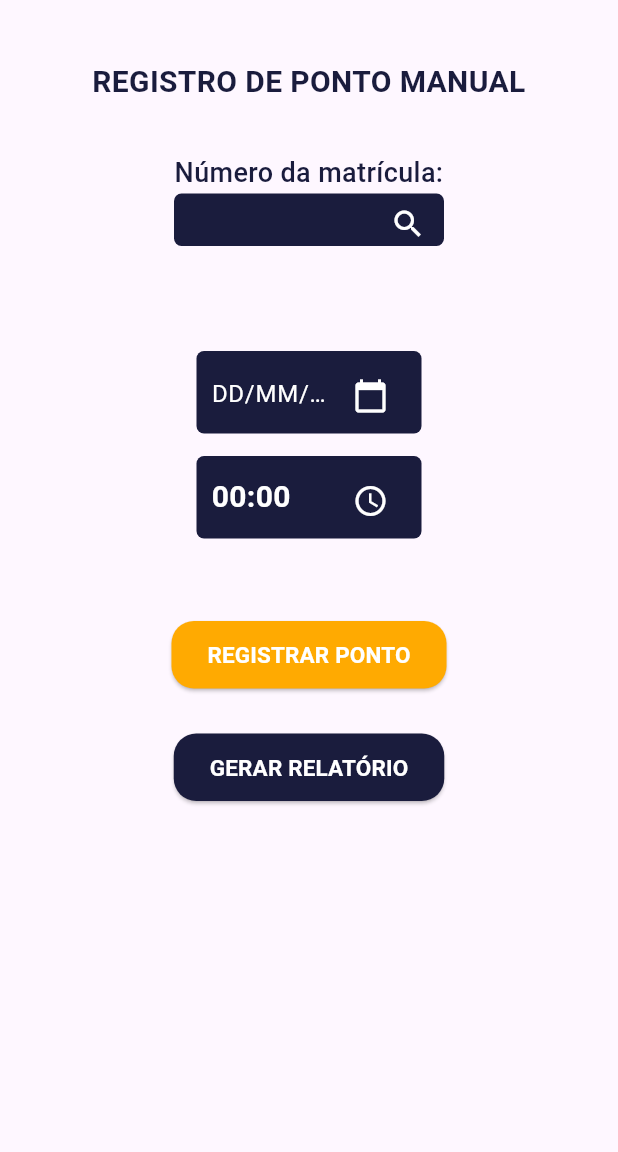
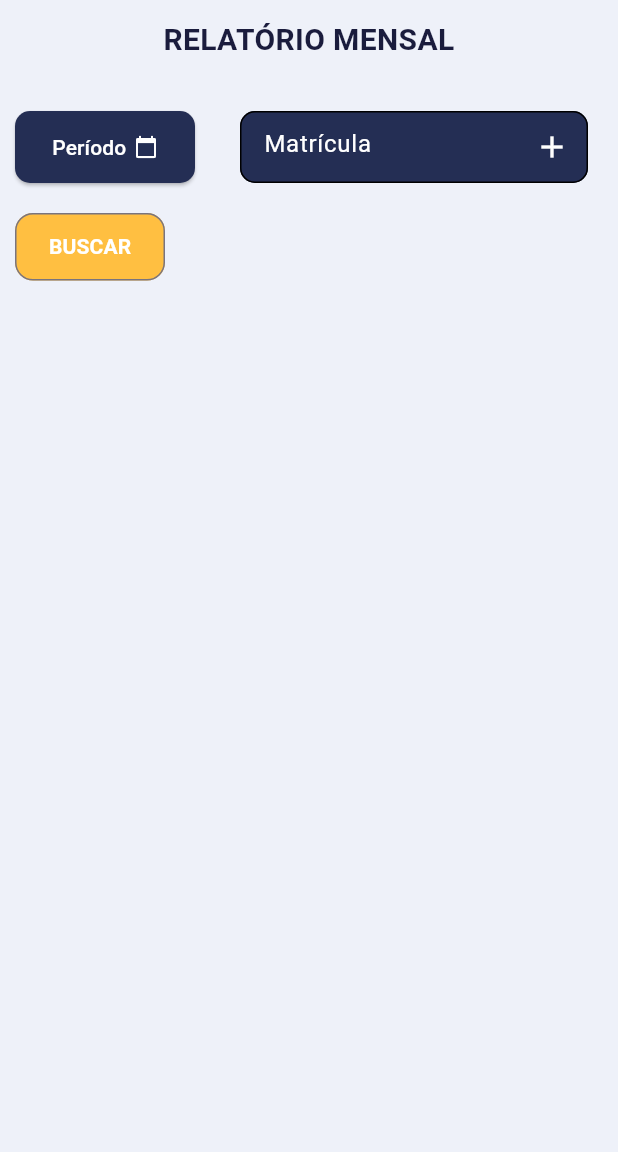
Before and after one commit to BrennoMC/projeto-gestao-de-ponto, a Flutter app: the HomePage screen opened directly, after a tap on "GERAR RELATÓRIO", on a phone screen of 412 x 824 dp, the part 84-1236 px from its top. Run offline on Flutter 3.47's test engine with Material 3 defaults, Android fonts, the phone set to English and light mode, and no system bars; our stand-ins replace firebase_auth, firebase_core, firebase_database; missing offline and left inert: mat_month_picker_dialog; accounts and stored records are empty; Roboto replaces fonts that are missing (Poppins).

Commit message:
feat: building report page

```diff
--- a/gerencia_de_ponto/lib/components/my_button.dart
+++ b/gerencia_de_ponto/lib/components/my_button.dart
@@ -4,13 +4,27 @@ import 'package:gerencia_de_ponto/main.dart';
 
 class MyButton extends StatelessWidget {
   final Function()? onTap;
-  const MyButton({super.key, required this.onTap});
+  final double sizedWidth;
+  final double sizedHeight;
+  final double fontSize;
+  final String text;
+  final Color backgroundColor;
+
+  const MyButton({
+    super.key,
+    required this.onTap,
+    required this.sizedWidth,
+    required this.sizedHeight,
+    required this.fontSize,
+    required this.text,
+    required this.backgroundColor,
+  });
 
   @override
   Widget build(BuildContext context) {
     return SizedBox(
-      width: 200.0,
-      height: 65.0,
+      width: sizedWidth,
+      height: sizedHeight,
 
       child: OutlinedButton(
         onPressed: onTap,
@@ -18,15 +32,15 @@ class MyButton extends StatelessWidget {
           shape: RoundedRectangleBorder(
             borderRadius: BorderRadius.circular(12),
           ),
-          backgroundColor: ColorConstants.buttonColor,
-          padding: EdgeInsets.all(20),
+          backgroundColor: backgroundColor,
+          padding: EdgeInsets.all(10),
         ),
-        child: const Text(
-          'ENTRAR',
+        child: Text(
+          text,
           style: TextStyle(
             color: Colors.white,
             fontWeight: FontWeight.bold,
-            fontSize: 20,
+            fontSize: fontSize,
           ),
         ),
       ),
--- a/gerencia_de_ponto/lib/main.dart
+++ b/gerencia_de_ponto/lib/main.dart
@@ -33,4 +33,6 @@ class ColorConstants {
   static const primaryColor = Color(0xFFFFAA01);
   static const inputLogin = Color(0xFFFFBF41);
   static const buttonColor = Color(0xFF2F48A5);
+  static const backgroundScreen = Color(0xFFEEF1F9);
+  static const inputSecondary = Color(0xFF242E54);
 }
--- a/gerencia_de_ponto/lib/pages/home_page.dart
+++ b/gerencia_de_ponto/lib/pages/home_page.dart
@@ -4,6 +4,7 @@ import 'package:flutter/cupertino.dart';
 import 'package:flutter/material.dart';
 import 'package:flutter/services.dart';
 import 'package:gerencia_de_ponto/components/my_appbar.dart';
+import 'package:gerencia_de_ponto/pages/report_page.dart' as report;
 import 'package:intl/intl.dart';
 import 'package:firebase_auth/firebase_auth.dart';
 import 'package:gerencia_de_ponto/blocs/auth_service.dart';
@@ -282,7 +283,10 @@ class _HomePageState extends State<HomePage> {
                       text: 'GERAR RELATÓRIO',
                       color: Color(0xFF1A1C3D),
                       onPressed: () {
-                        // lógica para gerar relatório
+                        Navigator.push(
+                          context,
+                          MaterialPageRoute(builder: (context) => report.ReportPage()),
+                        );
                       },
                     ),
                   ),
--- a/gerencia_de_ponto/lib/pages/login_page.dart
+++ b/gerencia_de_ponto/lib/pages/login_page.dart
@@ -1,10 +1,8 @@
 import 'package:firebase_auth/firebase_auth.dart';
-import 'package:firebase_core/firebase_core.dart';
 import 'package:flutter/cupertino.dart';
 import 'package:flutter/material.dart';
 import 'package:gerencia_de_ponto/blocs/auth_service.dart';
 import 'package:gerencia_de_ponto/components/my_button.dart' as components;
-import 'package:gerencia_de_ponto/firebase_options.dart';
 import 'package:gerencia_de_ponto/pages/home_page.dart' as home;
 import '../components/my_textfield.dart';
 import '../main.dart';
@@ -73,6 +71,7 @@ class LoginPage extends StatelessWidget {
 
               const SizedBox(height: 10.0),
 
+              /*
               const Padding(
                 padding: EdgeInsets.symmetric(horizontal: 40.0),
                 child: Row(
@@ -85,9 +84,18 @@ class LoginPage extends StatelessWidget {
                   ],
                 ),
               ),
+              */
+
 
               const SizedBox(height: 30.0),
-              components.MyButton(onTap: () => signInUser(context)),
+              components.MyButton(
+                onTap: () => signInUser(context),
+                fontSize: 20,
+                sizedWidth: 200,
+                sizedHeight: 35,
+                text: "Entrar",
+                backgroundColor: ColorConstants.buttonColor,
+              ),
             ],
           ),
         ),
--- /dev/null
+++ b/gerencia_de_ponto/lib/pages/report_page.dart
@@ -0,0 +1,200 @@
+import 'package:flutter/material.dart';
+import 'package:flutter/services.dart';
+import 'package:firebase_core/firebase_core.dart';
+import 'package:firebase_database/firebase_database.dart';
+import 'package:mat_month_picker_dialog/mat_month_picker_dialog.dart';
+import '../components/my_appbar.dart';
+import '../components/my_button.dart' as component;
+import '../main.dart';
+
+class ReportPage extends StatefulWidget {
+  ReportPage({super.key});
+
+  @override
+  _ReportPageState createState() => _ReportPageState();
+}
+
+class _ReportPageState extends State<ReportPage> {
+  final TextEditingController matriculaController = TextEditingController();
+  DateTime? selectedMonth;
+  final List<Map<String, dynamic>> userRecords = [];
+
+  void salvarMatricula(String matricula) {
+    setState(() {
+      matriculaController.text = matricula;
+    });
+  }
+
+  void gerarRelatorio() async {
+    if (selectedMonth != null && matriculaController.text.isNotEmpty) {
+      DateTime startOfMonth = DateTime(selectedMonth!.year, selectedMonth!.month, 1);
+      DateTime endOfMonth = DateTime(selectedMonth!.year, selectedMonth!.month + 1, 0, 23, 59, 59);
+
+      String startOfMonthStr = startOfMonth.toIso8601String();
+      String endOfMonthStr = endOfMonth.toIso8601String();
+
+      String matricula = matriculaController.text;
+
+      DatabaseReference ref = FirebaseDatabase.instance.ref().child('pontos');
+      Query query = ref.orderByChild('timestamp').startAt(startOfMonthStr).endAt(endOfMonthStr);
+
+      DataSnapshot snapshot = await query.get();
+
+      List<Map<String, dynamic>> records = [];
+      if (snapshot.exists) {
+        Map data = snapshot.value as Map;
+        data.forEach((key, value) {
+          if (value['idMatricula'] == matricula) {
+            records.add({
+              'nome': value['nome'],
+              'timestamp': value['timestamp'],
+              'userId': value['userId'],
+            });
+          }
+        });
+      }
+
+      setState(() {
+        userRecords.clear();
+        userRecords.addAll(records);
+      });
+    }
+  }
+
+  @override
+  Widget build(BuildContext context) {
+    return Scaffold(
+      appBar: MyAppbar(),
+      backgroundColor: ColorConstants.backgroundScreen,
+      body: SafeArea(
+        child: SingleChildScrollView(
+          child: Column(
+            children: [
+              Container(
+                width: 300,
+                height: 40,
+                margin: EdgeInsets.symmetric(horizontal: 55, vertical: 12),
+                child: const Text(
+                  'RELATÓRIO MENSAL',
+                  textAlign: TextAlign.center,
+                  style: TextStyle(
+                    color: Color(0xFF1A1C3D),
+                    fontSize: 20,
+                    fontFamily: 'Poppins',
+                    fontWeight: FontWeight.bold,
+                  ),
+                ),
+              ),
+              Row(
+                mainAxisAlignment: MainAxisAlignment.center,
+                children: [
+                  Container(
+                    margin: EdgeInsets.fromLTRB(10, 10, 10, 10),
+                    child: ElevatedButton(
+                      onPressed: () async {
+                        final selected = await showMonthPicker(
+                          context: context,
+                          initialDate: DateTime.now(),
+                          firstDate: DateTime(2000),
+                          lastDate: DateTime(2050),
+                        );
+                        if (selected != null) {
+                          setState(() {
+                            selectedMonth = selected;
+                          });
+                        }
+                      },
+                      style: ElevatedButton.styleFrom(
+                        shape: RoundedRectangleBorder(
+                          borderRadius: BorderRadius.circular(10),
+                        ),
+                        backgroundColor: ColorConstants.inputSecondary,
+                        minimumSize: Size(120, 48),
+                      ),
+                      child: Row(
+                        children: [
+                          const Text(
+                            "Período",
+                            textAlign: TextAlign.center,
+                            style: TextStyle(
+                              color: Color(0xFFFFFFFF),
+                              fontSize: 14,
+                              fontFamily: 'Poppins',
+                            ),
+                          ),
+                          const SizedBox(width: 5),
+                          const Icon(
+                            Icons.calendar_today,
+                            color: Color(0xFFFFFFFF),
+                            size: 16,
+                          ),
+                        ],
+                      ),
+                    ),
+                  ),
+                  Flexible(
+                    child: Container(
+                      decoration: BoxDecoration(
+                        borderRadius: BorderRadius.circular(10.0),
+                      ),
+                      padding: EdgeInsets.symmetric(horizontal: 20.0),
+                      margin: EdgeInsets.fromLTRB(0, 10, 0, 10),
+                      child: SizedBox(
+                        height: 48,
+                        child: TextField(
+                          controller: matriculaController,
+                          inputFormatters: [FilteringTextInputFormatter.digitsOnly],
+                          style: const TextStyle(color: Colors.white),
+                          decoration: InputDecoration(
+                            filled: true,
+                            fillColor: ColorConstants.inputSecondary,
+                            hintText: 'Matrícula',
+                            hintStyle: TextStyle(color: Colors.white),
+                            enabledBorder: OutlineInputBorder(
+                              borderRadius: BorderRadius.all(Radius.circular(10.0)),
+                            ),
+                            focusedBorder: OutlineInputBorder(
+                              borderRadius: BorderRadius.all(Radius.circular(10.0)),
+                            ),
+                            suffixIcon: IconButton(
+                              icon: Icon(Icons.add, color: Color(0xFFFFFFFF)),
+                              onPressed: () {
+                                salvarMatricula(matriculaController.text);
+                              },
+                            ),
+                          ),
+                        ),
+                      ),
+                    ),
+                  ),
+                ],
+              ),
+              const SizedBox(height: 10.0),
+              Row(
+                children: [
+                  Container(
+                    margin: EdgeInsets.fromLTRB(10, 0, 10, 10),
+                    child: component.MyButton(
+                      onTap: gerarRelatorio,
+                      fontSize: 14,
+                      sizedWidth: 100,
+                      sizedHeight: 45,
+                      text: "BUSCAR",
+                      backgroundColor: ColorConstants.inputLogin,
+                    ),
+                  ),
+                ],
+              ),
+              const SizedBox(height: 20.0),
+              if (userRecords.isNotEmpty)
+                ...userRecords.map((record) => ListTile(
+                  title: Text(record['nome']),
+                  subtitle: Text(record['timestamp']),
+                )),
+            ]
+          ),
+        ),
+      ),
+    );
+  }
+}
--- a/gerencia_de_ponto/pubspec.yaml
+++ b/gerencia_de_ponto/pubspec.yaml
@@ -30,12 +30,12 @@ environment:
 dependencies:
   flutter:
     sdk: flutter
-  intl: ^0.17.0
+  intl: ^0.19.0
   firebase_auth:
   firebase_core_platform_interface: ^5.0.0
   firebase_core: ^2.7.1
   firebase_database: ^10.1.0
-
+  mat_month_picker_dialog: ^1.1.2
   cupertino_icons: ^1.0.6
 
 dev_dependencies:
```
Also changed, not shown: gerencia_de_ponto/pubspec.lock.
